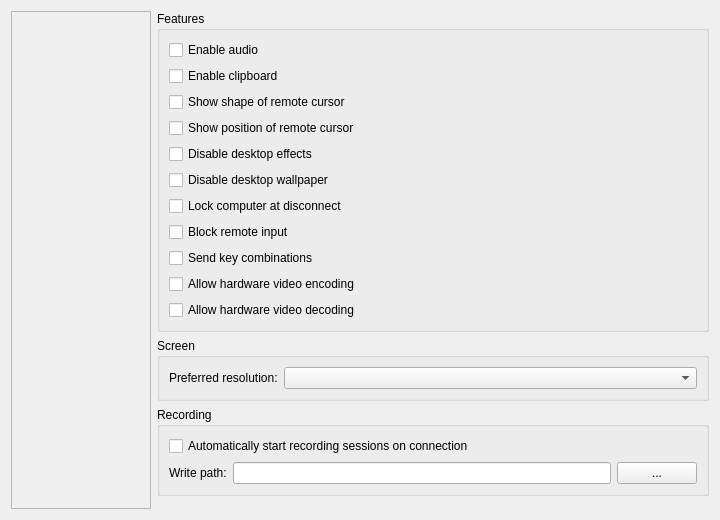
The window that source/client/desktop/settings_tab.ui (dchapyshev/aspia) describes before a commit, drawn with Qt 5.
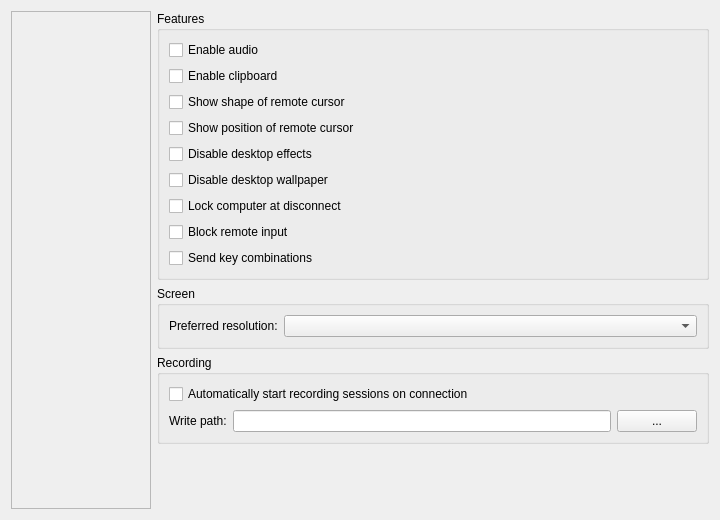
The same window after the commit.

Patch:
```diff
--- a/source/client/desktop/settings_tab.ui
+++ b/source/client/desktop/settings_tab.ui
@@ -432,20 +432,6 @@
                 </property>
                </widget>
               </item>
-              <item>
-               <widget class="QCheckBox" name="checkbox_hardware_encoding">
-                <property name="text">
-                 <string>Allow hardware video encoding</string>
-                </property>
-               </widget>
-              </item>
-              <item>
-               <widget class="QCheckBox" name="checkbox_hardware_decoding">
-                <property name="text">
-                 <string>Allow hardware video decoding</string>
-                </property>
-               </widget>
-              </item>
              </layout>
             </widget>
            </item>
```
